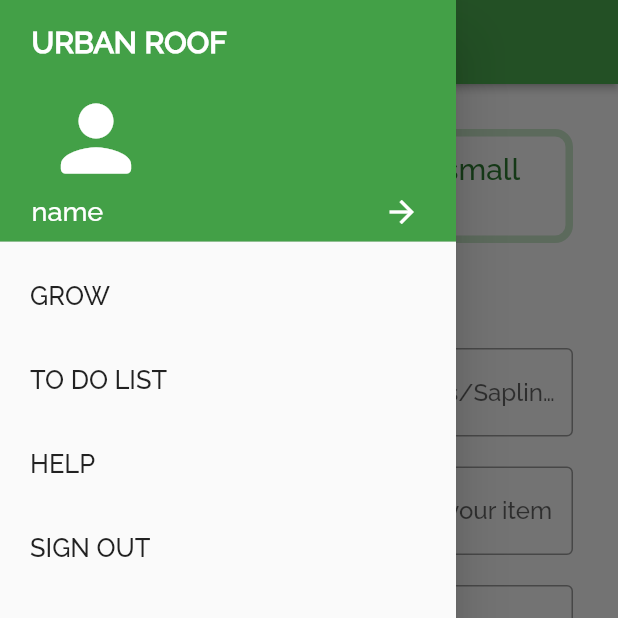
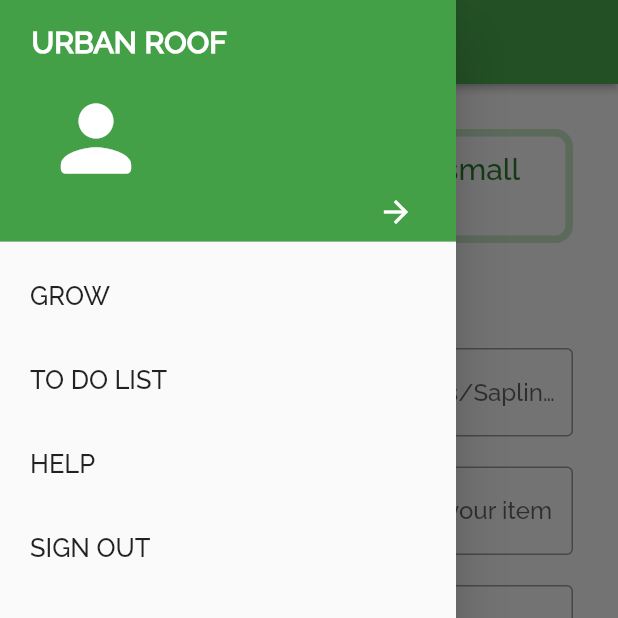
Before and after one commit to aksharabruno/Urban-Roof, a Flutter app: the AddItemsToSell screen opened by its route, with the side drawer open, on a phone screen of 412 x 824 dp, the top half of it. Run offline on Flutter 3.47's test engine with Material 2 defaults, Android fonts, the phone set to English and light mode, and no system bars; our stand-ins replace image_picker; accounts and stored records are empty; statements that could not run were skipped.

Commit message:
Update common_widgets.dart

```diff
--- a/lib/app/common/common_widgets.dart
+++ b/lib/app/common/common_widgets.dart
@@ -1,5 +1,7 @@
 import 'package:flutter/cupertino.dart';
 import 'package:flutter/material.dart';
+
+import 'constants.dart';
 //import 'package:urban_roof/app/pages/home.dart';
 Widget builddrawerelement(BuildContext context){
     return Drawer(
@@ -26,14 +28,15 @@ Widget builddrawerelement(BuildContext context){
                 ),
                 SizedBox(height: 20.0),
                 Row(
+                  mainAxisAlignment: MainAxisAlignment.spaceBetween,
                   children: [
                     Text(
-                      'name',
-                      //'$name',
+
+                      '$name',
                       style: TextStyle(color: Colors.white, fontSize: 18.0),
                       textAlign: TextAlign.left,
                     ),
-                    SizedBox(width:175.0),
+
                     IconButton(
                       icon: Icon(Icons.arrow_forward_sharp, color: Colors.white),
                       onPressed: () {Navigator.pushReplacementNamed(context, '/profile');})
```
